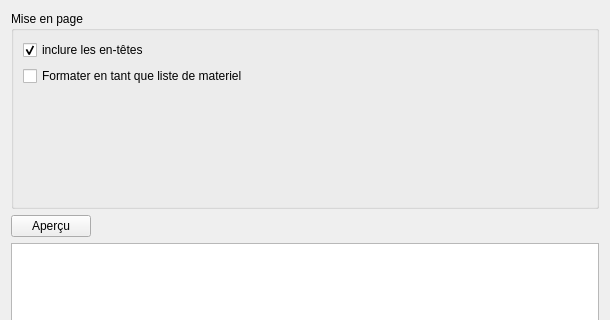
Old version of the form sources/ui/bomexportdialog.ui in the repository qelectrotech/qelectrotech-source-mirror; both pictures show x 0 to 610 and y 0 to 320 of the 610 by 480 pixel window.
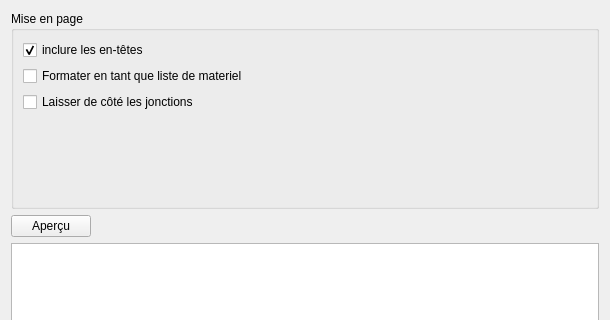
New version of the form.

Commit message: Add options to leave junctions and contact blocks out of the parts list (#1178)

Diff of the .ui file:
```diff
--- a/sources/ui/bomexportdialog.ui
+++ b/sources/ui/bomexportdialog.ui
@@ -40,6 +40,19 @@
         </property>
        </widget>
       </item>
+      <item>
+       <widget class="QCheckBox" name="m_no_junctions">
+        <property name="toolTip">
+         <string>Bornes sans repère, désignation, fabricant ni référence fabricant</string>
+        </property>
+        <property name="text">
+         <string>Laisser de côté les jonctions</string>
+        </property>
+        <property name="checked">
+         <bool>false</bool>
+        </property>
+       </widget>
+      </item>
       <item>
        <spacer name="verticalSpacer">
         <property name="orientation">
```
The commit also changes 16 other files.
